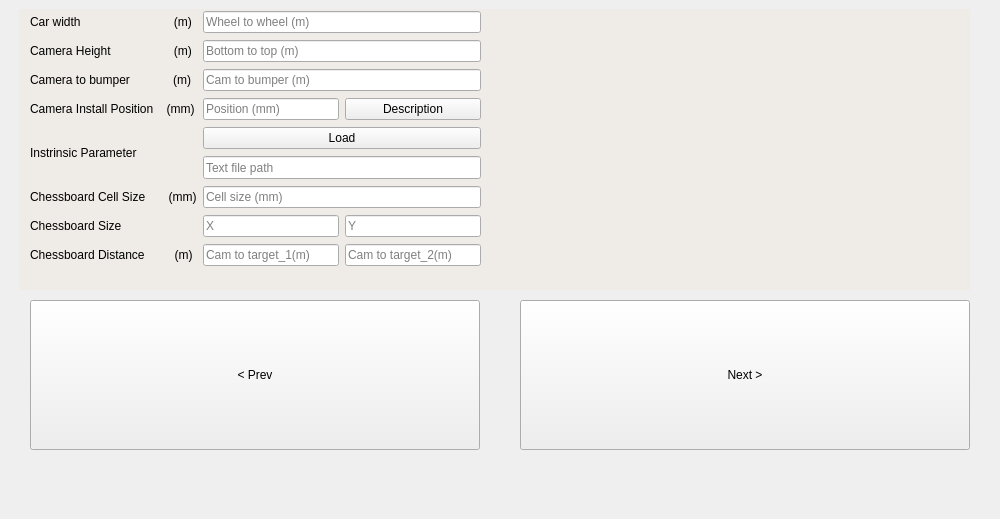
owo458/TempProject, file parameterinput.ui: the form before one commit.
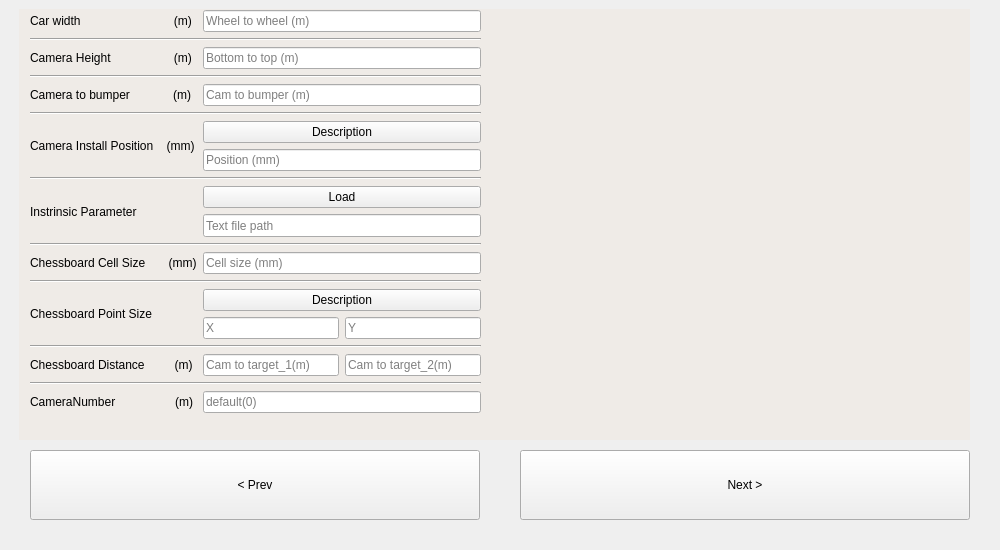
The form after the commit.

```diff
--- a/parameterinput.ui
+++ b/parameterinput.ui
@@ -7,7 +7,7 @@
     <x>0</x>
     <y>0</y>
     <width>1000</width>
-    <height>519</height>
+    <height>550</height>
    </rect>
   </property>
   <property name="windowTitle">
@@ -17,9 +17,9 @@
    <property name="geometry">
     <rect>
      <x>30</x>
-     <y>300</y>
+     <y>450</y>
      <width>450</width>
-     <height>150</height>
+     <height>70</height>
     </rect>
    </property>
    <property name="text">
@@ -30,9 +30,9 @@
    <property name="geometry">
     <rect>
      <x>520</x>
-     <y>300</y>
+     <y>450</y>
      <width>450</width>
-     <height>150</height>
+     <height>70</height>
     </rect>
    </property>
    <property name="text">
@@ -45,7 +45,7 @@
      <x>520</x>
      <y>9</y>
      <width>450</width>
-     <height>258</height>
+     <height>250</height>
     </rect>
    </property>
    <property name="styleSheet">
@@ -61,136 +61,32 @@
      <x>30</x>
      <y>10</y>
      <width>451</width>
-     <height>257</height>
+     <height>421</height>
     </rect>
    </property>
    <layout class="QGridLayout" name="gridLayout">
-    <item row="7" column="0">
+    <item row="14" column="0" rowspan="2">
      <widget class="QLabel" name="label_5">
       <property name="text">
-       <string>Chessboard Size</string>
+       <string>Chessboard Point Size</string>
       </property>
      </widget>
     </item>
-    <item row="0" column="1" colspan="2">
-     <widget class="QLineEdit" name="lineEdit_CarWidth">
-      <property name="text">
-       <string/>
-      </property>
-      <property name="placeholderText">
-       <string notr="true">Wheel to wheel (m)</string>
-      </property>
-      <property name="clearButtonEnabled">
-       <bool>false</bool>
-      </property>
-     </widget>
-    </item>
-    <item row="2" column="1" colspan="2">
-     <widget class="QLineEdit" name="lineEdit_CameraToBumper">
-      <property name="text">
-       <string/>
-      </property>
-      <property name="placeholderText">
-       <string notr="true">Cam to bumper (m)</string>
-      </property>
-     </widget>
-    </item>
-    <item row="8" column="1">
-     <widget class="QLineEdit" name="lineEdit_CarToChessboard_1">
-      <property name="text">
-       <string/>
-      </property>
-      <property name="placeholderText">
-       <string notr="true">Cam to target_1(m)</string>
-      </property>
-     </widget>
-    </item>
-    <item row="8" column="2">
-     <widget class="QLineEdit" name="lineEdit_CarToChessboard_2">
-      <property name="text">
-       <string/>
-      </property>
-      <property name="placeholderText">
-       <string notr="true">Cam to target_2(m)</string>
-      </property>
-     </widget>
-    </item>
-    <item row="7" column="1">
-     <widget class="QLineEdit" name="lineEdit_ChessboardSizeX">
-      <property name="text">
-       <string/>
-      </property>
-      <property name="placeholderText">
-       <string notr="true">X</string>
-      </property>
-     </widget>
-    </item>
-    <item row="3" column="2">
-     <widget class="QPushButton" name="pushButton_Description">
+    <item row="14" column="1" colspan="2">
+     <widget class="QPushButton" name="pushButton_ChessboardPointSizeDescription">
       <property name="text">
        <string>Description</string>
       </property>
      </widget>
     </item>
-    <item row="3" column="1">
-     <widget class="QLineEdit" name="lineEdit_CameraInstallPosition">
-      <property name="text">
-       <string/>
+    <item row="3" column="0" colspan="3">
+     <widget class="Line" name="line_7">
+      <property name="orientation">
+       <enum>Qt::Horizontal</enum>
       </property>
-      <property name="placeholderText">
-       <string notr="true">Position (mm)</string>
-      </property>
      </widget>
     </item>
-    <item row="1" column="0">
-     <widget class="QLabel" name="label_2">
-      <property name="text">
-       <string>Camera Height                   (m)</string>
-      </property>
-     </widget>
-    </item>
-    <item row="6" column="0">
-     <widget class="QLabel" name="label_4">
-      <property name="text">
-       <string>Chessboard Cell Size       (mm)</string>
-      </property>
-     </widget>
-    </item>
-    <item row="1" column="1" colspan="2">
-     <widget class="QLineEdit" name="lineEdit_CarHeight">
-      <property name="text">
-       <string/>
-      </property>
-      <property name="placeholderText">
-       <string notr="true">Bottom to top (m)</string>
-      </property>
-     </widget>
-    </item>
-    <item row="8" column="0">
-     <widget class="QLabel" name="label_8">
-      <property name="text">
-       <string>Chessboard Distance         (m)</string>
-      </property>
-     </widget>
-    </item>
-    <item row="7" column="2">
-     <widget class="QLineEdit" name="lineEdit_ChessboardSizeY">
-      <property name="text">
-       <string/>
-      </property>
-      <property name="placeholderText">
-       <string notr="true">Y</string>
-      </property>
-     </widget>
-    </item>
-    <item row="2" column="0">
-     <widget class="QLabel" name="label_3">
-      <property name="text">
-       <string>Camera to bumper             (m)</string>
-      </property>
-     </widget>
-    </item>
-    <item row="6" column="1" colspan="2">
+    <item row="12" column="1" colspan="2">
      <widget class="QLineEdit" name="lineEdit_ChessboardCellSize">
       <property name="text">
        <string/>
@@ -200,13 +96,6 @@
       </property>
      </widget>
     </item>
-    <item row="3" column="0">
-     <widget class="QLabel" name="label_6">
-      <property name="text">
-       <string>Camera Install Position    (mm)</string>
-      </property>
-     </widget>
-    </item>
     <item row="0" column="0">
      <widget class="QLabel" name="label_9">
       <property name="text">
@@ -214,7 +103,7 @@
       </property>
      </widget>
     </item>
-    <item row="5" column="1" colspan="2">
+    <item row="10" column="1" colspan="2">
      <widget class="QLineEdit" name="lineEdit_FileName">
       <property name="minimumSize">
        <size>
@@ -233,20 +122,211 @@
       </property>
      </widget>
     </item>
-    <item row="4" column="1" colspan="2">
+    <item row="9" column="1" colspan="2">
      <widget class="QPushButton" name="pushButton_Load">
       <property name="text">
        <string>Load</string>
       </property>
      </widget>
     </item>
-    <item row="4" column="0" rowspan="2">
+    <item row="9" column="0" rowspan="2">
      <widget class="QLabel" name="label_7">
       <property name="text">
        <string>Instrinsic Parameter</string>
       </property>
      </widget>
     </item>
+    <item row="0" column="1" colspan="2">
+     <widget class="QLineEdit" name="lineEdit_CarWidth">
+      <property name="text">
+       <string/>
+      </property>
+      <property name="placeholderText">
+       <string notr="true">Wheel to wheel (m)</string>
+      </property>
+      <property name="clearButtonEnabled">
+       <bool>false</bool>
+      </property>
+     </widget>
+    </item>
+    <item row="4" column="1" colspan="2">
+     <widget class="QLineEdit" name="lineEdit_CameraToBumper">
+      <property name="text">
+       <string/>
+      </property>
+      <property name="placeholderText">
+       <string notr="true">Cam to bumper (m)</string>
+      </property>
+     </widget>
+    </item>
+    <item row="2" column="0">
+     <widget class="QLabel" name="label_2">
+      <property name="text">
+       <string>Camera Height                   (m)</string>
+      </property>
+     </widget>
+    </item>
+    <item row="12" column="0">
+     <widget class="QLabel" name="label_4">
+      <property name="text">
+       <string>Chessboard Cell Size       (mm)</string>
+      </property>
+     </widget>
+    </item>
+    <item row="2" column="1" colspan="2">
+     <widget class="QLineEdit" name="lineEdit_CarHeight">
+      <property name="text">
+       <string/>
+      </property>
+      <property name="placeholderText">
+       <string notr="true">Bottom to top (m)</string>
+      </property>
+     </widget>
+    </item>
+    <item row="4" column="0">
+     <widget class="QLabel" name="label_3">
+      <property name="text">
+       <string>Camera to bumper             (m)</string>
+      </property>
+     </widget>
+    </item>
+    <item row="19" column="0">
+     <widget class="QLabel" name="label_10">
+      <property name="text">
+       <string>CameraNumber                  (m)</string>
+      </property>
+     </widget>
+    </item>
+    <item row="19" column="1" colspan="2">
+     <widget class="QLineEdit" name="lineEdit_CameraNumber">
+      <property name="text">
+       <string/>
+      </property>
+      <property name="placeholderText">
+       <string notr="true">default(0)</string>
+      </property>
+     </widget>
+    </item>
+    <item row="13" column="0" colspan="3">
+     <widget class="Line" name="line_4">
+      <property name="orientation">
+       <enum>Qt::Horizontal</enum>
+      </property>
+     </widget>
+    </item>
+    <item row="6" column="0" rowspan="2">
+     <widget class="QLabel" name="label_6">
+      <property name="text">
+       <string>Camera Install Position    (mm)</string>
+      </property>
+     </widget>
+    </item>
+    <item row="11" column="0" colspan="3">
+     <widget class="Line" name="line_3">
+      <property name="orientation">
+       <enum>Qt::Horizontal</enum>
+      </property>
+     </widget>
+    </item>
+    <item row="6" column="1" colspan="2">
+     <widget class="QPushButton" name="pushButton_CameraInstallDescription">
+      <property name="text">
+       <string>Description</string>
+      </property>
+     </widget>
+    </item>
+    <item row="7" column="1" colspan="2">
+     <widget class="QLineEdit" name="lineEdit_CameraInstallPosition">
+      <property name="text">
+       <string/>
+      </property>
+      <property name="placeholderText">
+       <string notr="true">Position (mm)</string>
+      </property>
+     </widget>
+    </item>
+    <item row="8" column="0" colspan="3">
+     <widget class="Line" name="line_2">
+      <property name="orientation">
+       <enum>Qt::Horizontal</enum>
+      </property>
+     </widget>
+    </item>
+    <item row="18" column="0" colspan="3">
+     <widget class="Line" name="line_6">
+      <property name="orientation">
+       <enum>Qt::Horizontal</enum>
+      </property>
+     </widget>
+    </item>
+    <item row="5" column="0" colspan="3">
+     <widget class="Line" name="line">
+      <property name="orientation">
+       <enum>Qt::Horizontal</enum>
+      </property>
+     </widget>
+    </item>
+    <item row="16" column="0" colspan="3">
+     <widget class="Line" name="line_5">
+      <property name="orientation">
+       <enum>Qt::Horizontal</enum>
+      </property>
+     </widget>
+    </item>
+    <item row="17" column="0">
+     <widget class="QLabel" name="label_8">
+      <property name="text">
+       <string>Chessboard Distance         (m)</string>
+      </property>
+     </widget>
+    </item>
+    <item row="17" column="1">
+     <widget class="QLineEdit" name="lineEdit_CarToChessboard_1">
+      <property name="text">
+       <string/>
+      </property>
+      <property name="placeholderText">
+       <string notr="true">Cam to target_1(m)</string>
+      </property>
+     </widget>
+    </item>
+    <item row="17" column="2">
+     <widget class="QLineEdit" name="lineEdit_CarToChessboard_2">
+      <property name="text">
+       <string/>
+      </property>
+      <property name="placeholderText">
+       <string notr="true">Cam to target_2(m)</string>
+      </property>
+     </widget>
+    </item>
+    <item row="15" column="1">
+     <widget class="QLineEdit" name="lineEdit_ChessboardSizeX">
+      <property name="text">
+       <string/>
+      </property>
+      <property name="placeholderText">
+       <string notr="true">X</string>
+      </property>
+     </widget>
+    </item>
+    <item row="15" column="2">
+     <widget class="QLineEdit" name="lineEdit_ChessboardSizeY">
+      <property name="text">
+       <string/>
+      </property>
+      <property name="placeholderText">
+       <string notr="true">Y</string>
+      </property>
+     </widget>
+    </item>
+    <item row="1" column="0" colspan="3">
+     <widget class="Line" name="line_8">
+      <property name="orientation">
+       <enum>Qt::Horizontal</enum>
+      </property>
+     </widget>
+    </item>
    </layout>
   </widget>
   <widget class="QLabel" name="Background">
@@ -255,7 +335,23 @@
      <x>19</x>
      <y>9</y>
      <width>951</width>
-     <height>281</height>
+     <height>431</height>
+    </rect>
+   </property>
+   <property name="styleSheet">
+    <string notr="true">background-color: rgb(239, 235, 231);</string>
+   </property>
+   <property name="text">
+    <string/>
+   </property>
+  </widget>
+  <widget class="QLabel" name="DescriptionImg_2">
+   <property name="geometry">
+    <rect>
+     <x>520</x>
+     <y>280</y>
+     <width>450</width>
+     <height>150</height>
     </rect>
    </property>
    <property name="styleSheet">
```
Left out of the diff: 12 changed lines with no effect on the pictures.
